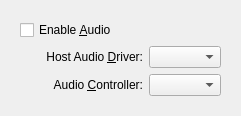
Qt form vbox/src/VBox/Frontends/VirtualBox/src/settings/machine/UIMachineSettingsAudio.ui (jljuxgm/vboxgit) before a commit.
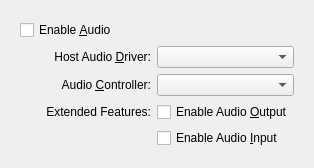
The same form after that commit.

Commit message:
commit_68489 ------------------------------------------------------------------------ r68489 | vboxsync | 2017-08-21 22:17:01 +0800 (Mon, 21 Aug 2017) | 1 line
FE/Qt: bugref:7820: Allow to enable/disable audio output/input through VM settings Audio page.
------------------------------------------------------------------------

What changed in the file:
```diff
--- a/vbox/src/VBox/Frontends/VirtualBox/src/settings/machine/UIMachineSettingsAudio.ui
+++ b/vbox/src/VBox/Frontends/VirtualBox/src/settings/machine/UIMachineSettingsAudio.ui
@@ -102,6 +102,48 @@
            </property>
           </widget>
          </item>
+         <item row="2" column="0">
+          <widget class="QLabel" name="m_pLabelAudioExtended">
+           <property name="text">
+            <string>Extended Features:</string>
+           </property>
+           <property name="alignment">
+            <set>Qt::AlignRight|Qt::AlignTrailing|Qt::AlignVCenter</set>
+           </property>
+          </widget>
+         </item>
+         <item row="2" column="1">
+          <widget class="QCheckBox" name="m_pCheckBoxAudioOutput">
+           <property name="sizePolicy">
+            <sizepolicy hsizetype="MinimumExpanding" vsizetype="Fixed">
+             <horstretch>1</horstretch>
+             <verstretch>0</verstretch>
+            </sizepolicy>
+           </property>
+           <property name="whatsThis">
+            <string>When checked, a virtual PCI audio card output will be enabled.</string>
+           </property>
+           <property name="text">
+            <string>Enable Audio &amp;Output</string>
+           </property>
+          </widget>
+         </item>
+         <item row="3" column="1">
+          <widget class="QCheckBox" name="m_pCheckBoxAudioInput">
+           <property name="sizePolicy">
+            <sizepolicy hsizetype="MinimumExpanding" vsizetype="Fixed">
+             <horstretch>1</horstretch>
+             <verstretch>0</verstretch>
+            </sizepolicy>
+           </property>
+           <property name="whatsThis">
+            <string>When checked, a virtual PCI audio card input will be enabled.</string>
+           </property>
+           <property name="text">
+            <string>Enable Audio &amp;Input</string>
+           </property>
+          </widget>
+         </item>
         </layout>
        </widget>
       </item>
```
The commit also changes 1 other file.
